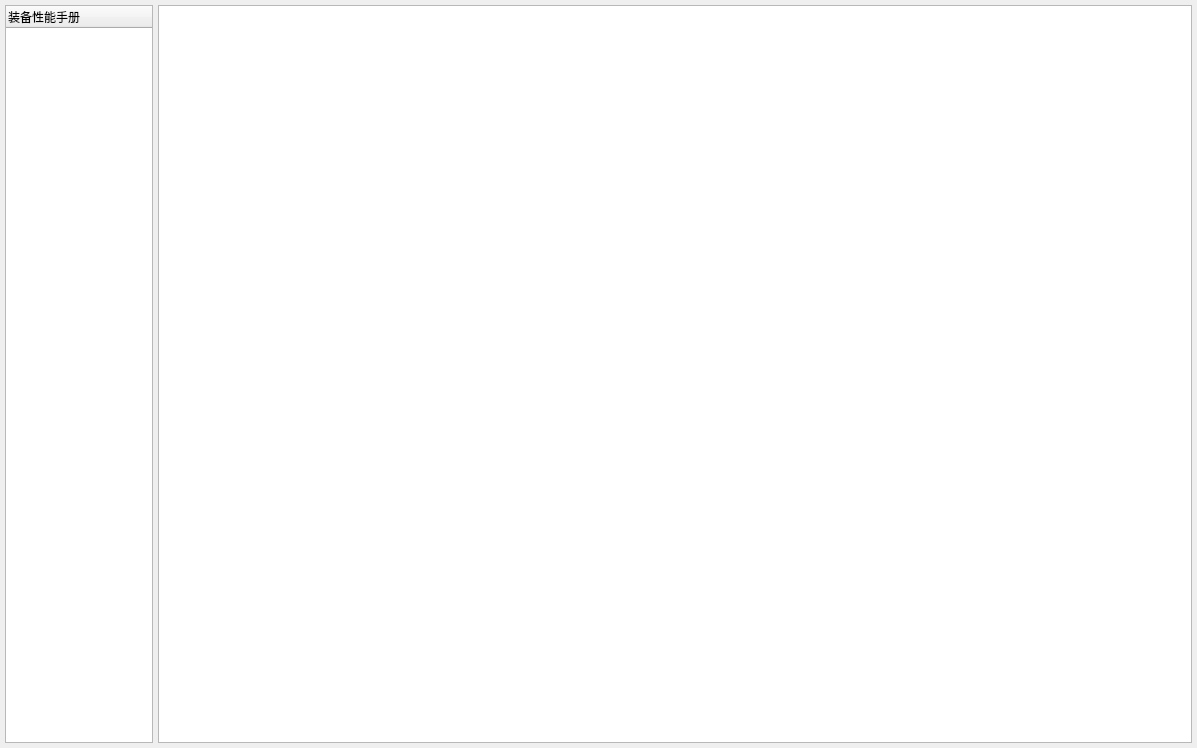
Qt form widgets/dictSelect/widget_manual.ui (Belos10/Equip) before a commit.
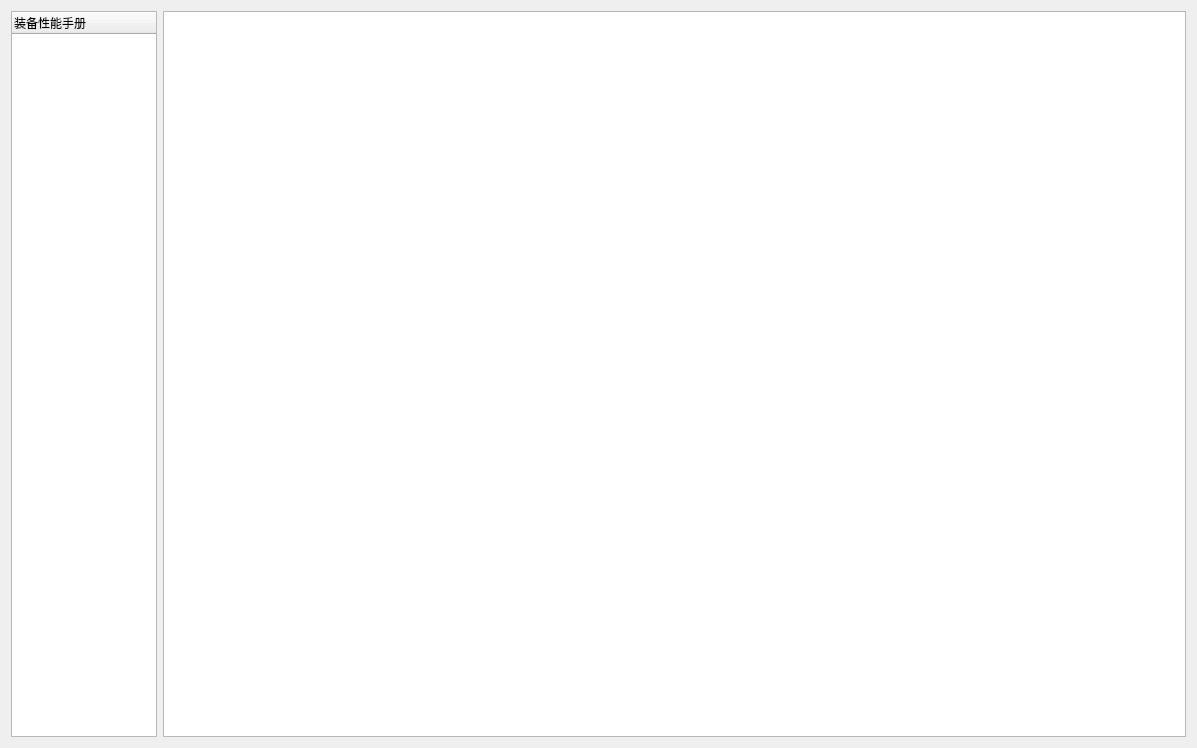
The same form after that commit.

Diff of the .ui file:
```diff
--- a/widgets/dictSelect/widget_manual.ui
+++ b/widgets/dictSelect/widget_manual.ui
@@ -14,21 +14,6 @@
    <string>Form</string>
   </property>
   <layout class="QHBoxLayout" name="horizontalLayout" stretch="1,7">
-   <property name="spacing">
-    <number>5</number>
-   </property>
-   <property name="leftMargin">
-    <number>5</number>
-   </property>
-   <property name="topMargin">
-    <number>5</number>
-   </property>
-   <property name="rightMargin">
-    <number>5</number>
-   </property>
-   <property name="bottomMargin">
-    <number>5</number>
-   </property>
    <item>
     <widget class="QTreeWidget" name="tw_catalog">
      <column>
```
